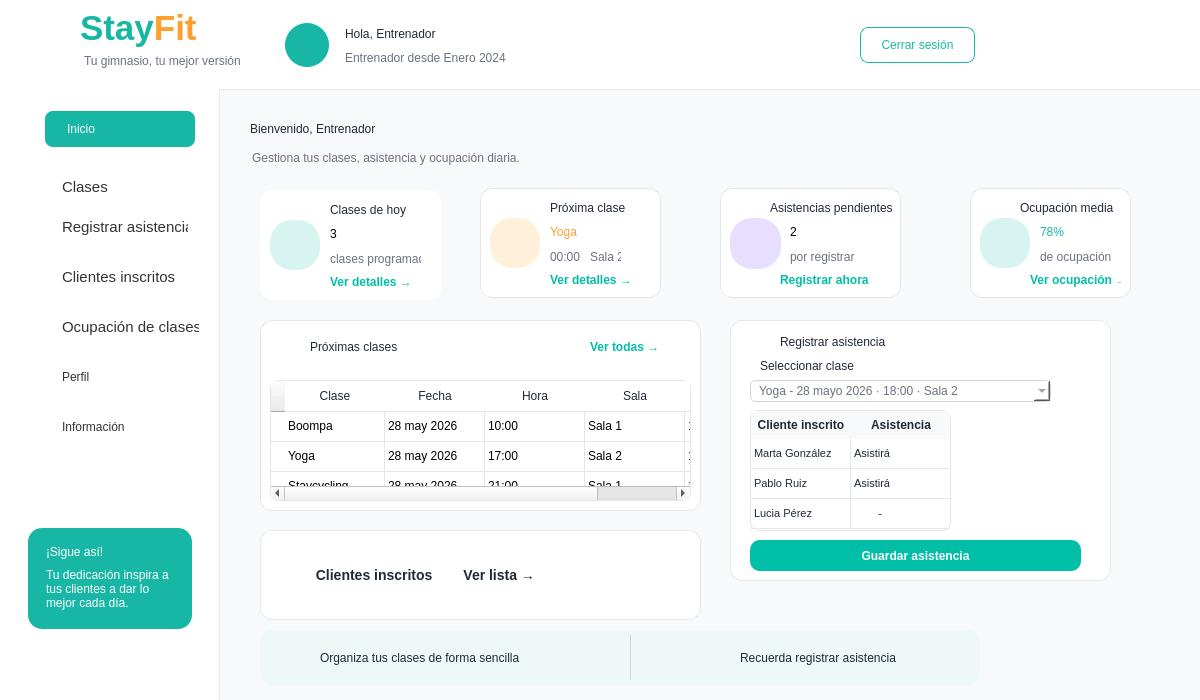
This is Proyecto/src/vista/Ui/interfaz_entrenador.ui in smonts01/Ingenieria-del-software as Qt 5 draws it before an edit. The edited form follows.
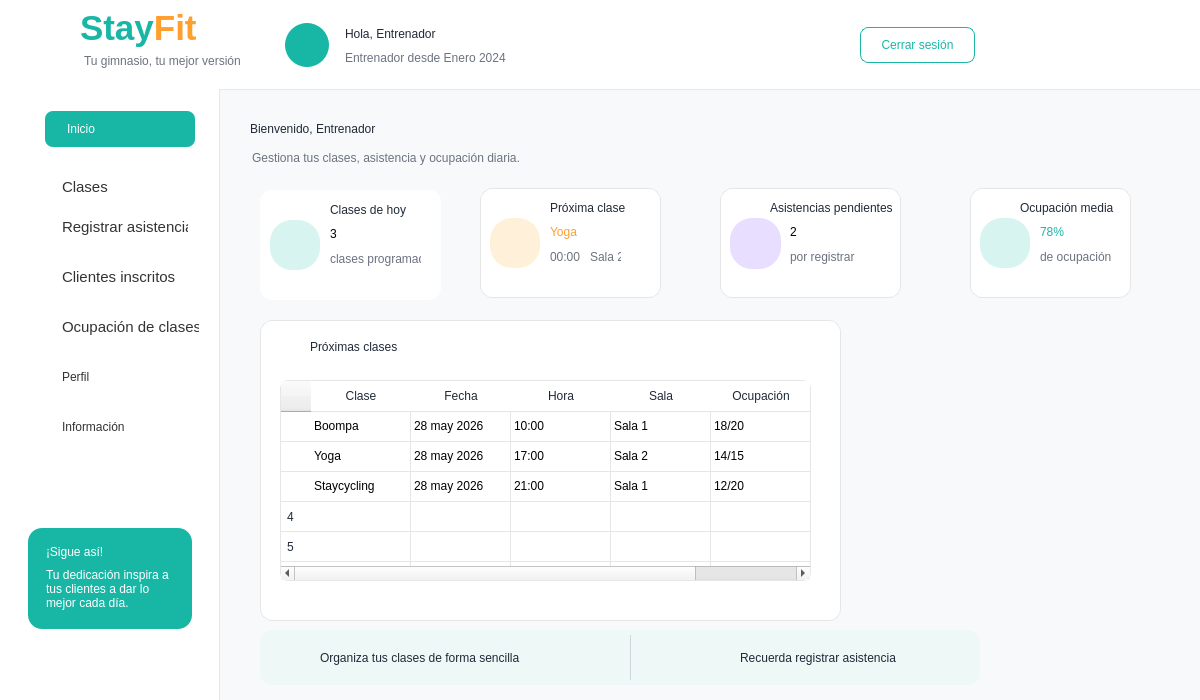
This is the edited form. Icons and pictures are not drawn.

```diff
--- a/Proyecto/src/vista/Ui/interfaz_entrenador.ui
+++ b/Proyecto/src/vista/Ui/interfaz_entrenador.ui
@@ -758,38 +758,6 @@
        <string/>
       </property>
      </widget>
-     <widget class="QPushButton" name="buttonVerDetalles">
-      <property name="geometry">
-       <rect>
-        <x>70</x>
-        <y>80</y>
-        <width>91</width>
-        <height>23</height>
-       </rect>
-      </property>
-      <property name="cursor">
-       <cursorShape>PointingHandCursor</cursorShape>
-      </property>
-      <property name="styleSheet">
-       <string notr="true">QPushButton {
-    color: #00BFA6;
-    background: transparent;
-    border: none;
-    font-weight: bold;
-    text-align: left;
-}
-
-QPushButton:hover {
-    color: #009E8A;
-}</string>
-      </property>
-      <property name="text">
-       <string>Ver detalles →</string>
-      </property>
-      <property name="flat">
-       <bool>true</bool>
-      </property>
-     </widget>
     </widget>
     <widget class="QFrame" name="card3">
      <property name="geometry">
@@ -880,38 +848,6 @@
        <string/>
       </property>
      </widget>
-     <widget class="QPushButton" name="buttonRegistrarAsisPend">
-      <property name="geometry">
-       <rect>
-        <x>60</x>
-        <y>80</y>
-        <width>91</width>
-        <height>23</height>
-       </rect>
-      </property>
-      <property name="cursor">
-       <cursorShape>PointingHandCursor</cursorShape>
-      </property>
-      <property name="styleSheet">
-       <string notr="true">QPushButton {
-    color: #00BFA6;
-    background: transparent;
-    border: none;
-    font-weight: bold;
-    text-align: left;
-}
-
-QPushButton:hover {
-    color: #009E8A;
-}</string>
-      </property>
-      <property name="text">
-       <string>Registrar ahora →</string>
-      </property>
-      <property name="flat">
-       <bool>true</bool>
-      </property>
-     </widget>
     </widget>
     <widget class="QFrame" name="card4">
      <property name="geometry">
@@ -1002,46 +938,14 @@
        <string/>
       </property>
      </widget>
-     <widget class="QPushButton" name="buttonVerOcupacion">
-      <property name="geometry">
-       <rect>
-        <x>60</x>
-        <y>80</y>
-        <width>91</width>
-        <height>23</height>
-       </rect>
-      </property>
-      <property name="cursor">
-       <cursorShape>PointingHandCursor</cursorShape>
-      </property>
-      <property name="styleSheet">
-       <string notr="true">QPushButton {
-    color: #00BFA6;
-    background: transparent;
-    border: none;
-    font-weight: bold;
-    text-align: left;
-}
-
-QPushButton:hover {
-    color: #009E8A;
-}</string>
-      </property>
-      <property name="text">
-       <string>Ver ocupación →</string>
-      </property>
-      <property name="flat">
-       <bool>true</bool>
-      </property>
-     </widget>
     </widget>
     <widget class="QFrame" name="cardTabla">
      <property name="geometry">
       <rect>
        <x>40</x>
        <y>230</y>
-       <width>441</width>
-       <height>191</height>
+       <width>581</width>
+       <height>301</height>
       </rect>
      </property>
      <widget class="QLabel" name="lblTituloTabla">
@@ -1063,10 +967,10 @@
      <widget class="QTableWidget" name="tablaProximasClasesEntrenador">
       <property name="geometry">
        <rect>
-        <x>10</x>
+        <x>20</x>
         <y>60</y>
-        <width>421</width>
-        <height>121</height>
+        <width>531</width>
+        <height>201</height>
        </rect>
       </property>
       <property name="styleSheet">
@@ -1078,6 +982,9 @@
       <property name="horizontalScrollBarPolicy">
        <enum>Qt::ScrollBarAsNeeded</enum>
       </property>
+      <property name="rowCount">
+       <number>20</number>
+      </property>
       <property name="columnCount">
        <number>5</number>
       </property>
@@ -1096,6 +1003,23 @@
         <string/>
        </property>
       </row>
+      <row/>
+      <row/>
+      <row/>
+      <row/>
+      <row/>
+      <row/>
+      <row/>
+      <row/>
+      <row/>
+      <row/>
+      <row/>
+      <row/>
+      <row/>
+      <row/>
+      <row/>
+      <row/>
+      <row/>
       <column>
        <property name="text">
         <string>Clase</string>
@@ -1216,248 +1140,6 @@
        <bool>true</bool>
       </property>
      </widget>
-     <widget class="QPushButton" name="buttonVerTodasClases">
-      <property name="geometry">
-       <rect>
-        <x>330</x>
-        <y>15</y>
-        <width>91</width>
-        <height>23</height>
-       </rect>
-      </property>
-      <property name="cursor">
-       <cursorShape>PointingHandCursor</cursorShape>
-      </property>
-      <property name="styleSheet">
-       <string notr="true">QPushButton {
-    color: #00BFA6;
-    background: transparent;
-    border: none;
-    font-weight: bold;
-    text-align: left;
-}
-
-QPushButton:hover {
-    color: #009E8A;
-}</string>
-      </property>
-      <property name="text">
-       <string>Ver todas →</string>
-      </property>
-      <property name="flat">
-       <bool>true</bool>
-      </property>
-     </widget>
-    </widget>
-    <widget class="QFrame" name="asist">
-     <property name="geometry">
-      <rect>
-       <x>510</x>
-       <y>230</y>
-       <width>381</width>
-       <height>261</height>
-      </rect>
-     </property>
-     <property name="styleSheet">
-      <string notr="true">#asist {
-    background-color: white;
-    border: 1px solid #E5E7EB;
-    border-radius: 12px;
-}</string>
-     </property>
-     <widget class="QLabel" name="lblTituloUltPago">
-      <property name="geometry">
-       <rect>
-        <x>50</x>
-        <y>10</y>
-        <width>161</width>
-        <height>24</height>
-       </rect>
-      </property>
-      <property name="styleSheet">
-       <string notr="true">font:bold 11pt &quot;Segoe UI&quot;;</string>
-      </property>
-      <property name="text">
-       <string>Registrar asistencia</string>
-      </property>
-     </widget>
-     <widget class="QLabel" name="lblselClase">
-      <property name="geometry">
-       <rect>
-        <x>30</x>
-        <y>35</y>
-        <width>120</width>
-        <height>22</height>
-       </rect>
-      </property>
-      <property name="styleSheet">
-       <string notr="true">font:bold 9pt &quot;Segoe UI&quot;;</string>
-      </property>
-      <property name="text">
-       <string>Seleccionar clase</string>
-      </property>
-     </widget>
-     <widget class="QLabel" name="label_5">
-      <property name="geometry">
-       <rect>
-        <x>0</x>
-        <y>10</y>
-        <width>51</width>
-        <height>21</height>
-       </rect>
-      </property>
-      <property name="styleSheet">
-       <string notr="true">image:url(:/newPrefix/lista-de-verificacion.png)</string>
-      </property>
-      <property name="text">
-       <string/>
-      </property>
-     </widget>
-     <widget class="QComboBox" name="comboClaseAsistencia">
-      <property name="geometry">
-       <rect>
-        <x>20</x>
-        <y>60</y>
-        <width>301</width>
-        <height>22</height>
-       </rect>
-      </property>
-      <property name="styleSheet">
-       <string notr="true">QComboBox {
-    background-color: white;
-    border: 1px solid #D1D5DB;
-    border-radius: 6px;
-    padding-left: 8px;
-    color: #6B7280;
-}</string>
-      </property>
-      <item>
-       <property name="text">
-        <string>Yoga - 28 mayo 2026 · 18:00 · Sala 2</string>
-       </property>
-      </item>
-     </widget>
-     <widget class="QTableWidget" name="tableAsistencia">
-      <property name="geometry">
-       <rect>
-        <x>20</x>
-        <y>90</y>
-        <width>201</width>
-        <height>121</height>
-       </rect>
-      </property>
-      <property name="styleSheet">
-       <string notr="true">QTableWidget {
-    background-color: white;
-    border: 1px solid #E5E7EB;
-    border-radius: 8px;
-    gridline-color: #E5E7EB;
-    color: #1F2937;
-    font-size: 11px;
-}
-
-QHeaderView::section {
-    background-color: #F7F9FA;
-    color: #1F2937;
-    font-weight: bold;
-    border: none;
-    padding: 5px;
-}
-
-QTableWidget::item {
-    padding: 5px;
-}</string>
-      </property>
-      <property name="verticalScrollBarPolicy">
-       <enum>Qt::ScrollBarAlwaysOff</enum>
-      </property>
-      <property name="horizontalScrollBarPolicy">
-       <enum>Qt::ScrollBarAlwaysOff</enum>
-      </property>
-      <property name="rowCount">
-       <number>3</number>
-      </property>
-      <property name="columnCount">
-       <number>2</number>
-      </property>
-      <attribute name="verticalHeaderVisible">
-       <bool>false</bool>
-      </attribute>
-      <row/>
-      <row/>
-      <row/>
-      <column>
-       <property name="text">
-        <string>Cliente inscrito</string>
-       </property>
-      </column>
-      <column>
-       <property name="text">
-        <string>Asistencia</string>
-       </property>
-      </column>
-      <item row="0" column="0">
-       <property name="text">
-        <string>Marta González</string>
-       </property>
-      </item>
-      <item row="0" column="1">
-       <property name="text">
-        <string>Asistirá</string>
-       </property>
-      </item>
-      <item row="1" column="0">
-       <property name="text">
-        <string>Pablo Ruiz</string>
-       </property>
-      </item>
-      <item row="1" column="1">
-       <property name="text">
-        <string>Asistirá</string>
-       </property>
-      </item>
-      <item row="2" column="0">
-       <property name="text">
-        <string>Lucia Pérez</string>
-       </property>
-      </item>
-      <item row="2" column="1">
-       <property name="text">
-        <string>        -</string>
-       </property>
-      </item>
-     </widget>
-     <widget class="QPushButton" name="btnGuardarAsistencia">
-      <property name="geometry">
-       <rect>
-        <x>20</x>
-        <y>220</y>
-        <width>331</width>
-        <height>31</height>
-       </rect>
-      </property>
-      <property name="styleSheet">
-       <string notr="true">QPushButton {
-    background-color: #00BFA6;
-    color: white;
-    border: none;
-    border-radius: 10px;
-    padding: 10px 18px;
-    font-weight: bold;
-}
-
-QPushButton:hover {
-    background-color: #00A890;
-}
-
-QPushButton:pressed {
-    background-color: #008F7A;
-}</string>
-      </property>
-      <property name="text">
-       <string>Guardar asistencia</string>
-      </property>
-     </widget>
     </widget>
     <widget class="QFrame" name="cardConsejo">
      <property name="geometry">
@@ -1634,38 +1316,6 @@
        <string>clases programadas</string>
       </property>
      </widget>
-     <widget class="QPushButton" name="buttonVerDetalles_2">
-      <property name="geometry">
-       <rect>
-        <x>70</x>
-        <y>80</y>
-        <width>91</width>
-        <height>23</height>
-       </rect>
-      </property>
-      <property name="cursor">
-       <cursorShape>PointingHandCursor</cursorShape>
-      </property>
-      <property name="styleSheet">
-       <string notr="true">QPushButton {
-    color: #00BFA6;
-    background: transparent;
-    border: none;
-    font-weight: bold;
-    text-align: left;
-}
-
-QPushButton:hover {
-    color: #009E8A;
-}</string>
-      </property>
-      <property name="text">
-       <string>Ver detalles →</string>
-      </property>
-      <property name="flat">
-       <bool>true</bool>
-      </property>
-     </widget>
      <widget class="QLabel" name="lblIconAs_2">
       <property name="geometry">
        <rect>
@@ -1728,53 +1378,6 @@
       <string/>
      </property>
     </widget>
-    <widget class="QPushButton" name="pushButton">
-     <property name="geometry">
-      <rect>
-       <x>40</x>
-       <y>440</y>
-       <width>441</width>
-       <height>90</height>
-      </rect>
-     </property>
-     <property name="styleSheet">
-      <string notr="true">QPushButton {
-    background-color: white;
-    border: 1px solid #E5E7EB;
-    border-radius: 12px;
-    color: #1F2937;
-    font-size: 14px;
-    font-weight: bold;
-    text-align: left;
-    padding-left: 20px;
-}
-
-QPushButton:hover {
-    background-color: #F0FFFC;
-    border: 1px solid #00BFA6;
-    color: #00BFA6;
-}</string>
-     </property>
-     <property name="text">
-      <string>         Clientes inscritos        Ver lista →</string>
-     </property>
-    </widget>
-    <widget class="QLabel" name="label_19">
-     <property name="geometry">
-      <rect>
-       <x>50</x>
-       <y>480</y>
-       <width>47</width>
-       <height>21</height>
-      </rect>
-     </property>
-     <property name="styleSheet">
-      <string notr="true">image:url(:/newPrefix/ver-usuario.png)</string>
-     </property>
-     <property name="text">
-      <string/>
-     </property>
-    </widget>
     <zorder>label_18</zorder>
     <zorder>lblBienvenida</zorder>
     <zorder>lblResumen</zorder>
```
Left out of the diff: 3 changed lines with no effect on the pictures.
